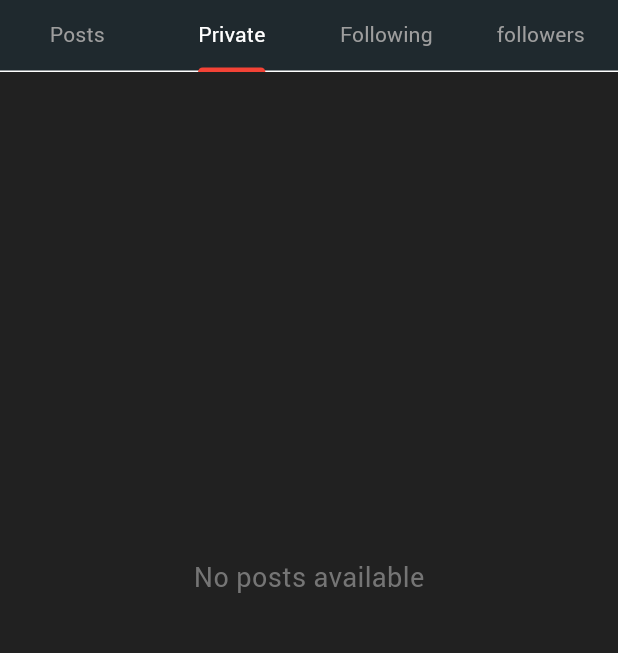
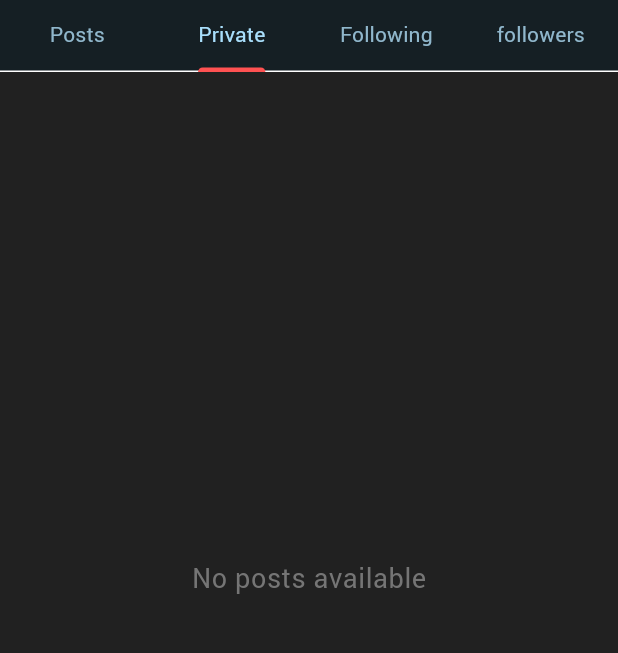
Before and after one commit to Newton-Mitro/tafaling, a Flutter app: the MyProfileScreen screen opened directly, tab 2 chosen, scrolled down 322 dp, on a phone screen of 412 x 824 dp, the part 84-737 px from its top. Run offline on Flutter 3.47's test engine with Material 3 defaults, Android fonts, the phone set to English and light mode, and no system bars; our stand-ins replace bloc, dio, equatable, flutter_bloc, flutter_chat_types, font_awesome_flutter and 5 more; missing offline and left inert: cached_network_image_plus, cached_video_player_plus, flag, flutter_link_previewer; accounts and stored records are empty; generated files the repository leaves out were written again; statements that could not run were skipped.

Commit message:
some ui adjustment

```diff
--- a/lib/configs/themes/app_theme.dart
+++ b/lib/configs/themes/app_theme.dart
@@ -20,7 +20,7 @@ class AppTheme {
         filledButtonTheme: FilledButtonThemeData(
             style: ButtonStyle(
           backgroundColor:
-              WidgetStatePropertyAll<Color?>(AppColorsDark().background),
+              WidgetStatePropertyAll<Color?>(AppColorsDark().secondary),
         )),
         popupMenuTheme: PopupMenuThemeData(
           color: AppColorsDark().surface,
@@ -43,10 +43,16 @@ class AppTheme {
             color: AppColorsDark().onPrimary,
           ),
         ),
+        tabBarTheme: TabBarThemeData(
+          indicatorColor: AppColorsDark().error,
+          dividerColor: AppColorsDark().primaryVariant,
+          labelColor: AppColorsDark().selected,
+          unselectedLabelColor: AppColorsDark().unSelected,
+        ),
         bottomNavigationBarTheme: BottomNavigationBarThemeData(
           backgroundColor: AppColorsDark().primary,
-          unselectedItemColor: AppColorsDark().onPrimary,
-          selectedItemColor: AppColorsDark().secondary,
+          unselectedItemColor: AppColorsDark().unSelected,
+          selectedItemColor: AppColorsDark().selected,
         ),
         pageTransitionsTheme: _pageTransitionsTheme,
         visualDensity: VisualDensity.adaptivePlatformDensity,
@@ -91,17 +97,69 @@ class AppTheme {
       );
 
   final TextTheme _textTheme = TextTheme(
+    bodyLarge: TextStyle(
+      fontSize: 18,
+      fontWeight: FontWeight.w500,
+      letterSpacing: 0.6,
+      height: 1.5,
+      color: AppColorsDark().onPrimary,
+    ),
+    bodyMedium: TextStyle(
+      fontSize: 16,
+      fontWeight: FontWeight.w500,
+      letterSpacing: 0.4,
+      height: 1.4,
+      color: AppColorsDark().onPrimary,
+    ),
+    bodySmall: TextStyle(
+      fontSize: 14,
+      fontWeight: FontWeight.w400,
+      letterSpacing: 0.3,
+      height: 1.3,
+      color: AppColorsDark().onPrimary,
+    ),
+    labelLarge: TextStyle(
+      fontSize: 18,
+      fontWeight: FontWeight.w600,
+      letterSpacing: 0.5,
+      height: 1.4,
+      color: AppColorsDark().onPrimary,
+    ),
+    labelMedium: TextStyle(
+      fontSize: 14,
+      fontWeight: FontWeight.w500,
+      letterSpacing: 0.4,
+      height: 1.3,
+      color: AppColorsDark().onPrimary,
+    ),
+    labelSmall: TextStyle(
+      fontSize: 12,
+      fontWeight: FontWeight.w500,
+      letterSpacing: 0.3,
+      height: 1.2,
+      color: AppColorsDark().onPrimary,
+    ),
     headlineLarge: TextStyle(
-        fontSize: 96, fontWeight: FontWeight.w300, letterSpacing: -1.5),
-    headlineMedium: TextStyle(fontSize: 48, fontWeight: FontWeight.w400),
+      fontSize: 24,
+      fontWeight: FontWeight.bold,
+      letterSpacing: 0.8,
+      height: 1.6,
+      color: AppColorsDark().onPrimary,
+    ),
+    headlineMedium: TextStyle(
+      fontSize: 22,
+      fontWeight: FontWeight.w700,
+      letterSpacing: 0.7,
+      height: 1.5,
+      color: AppColorsDark().onPrimary,
+    ),
     headlineSmall: TextStyle(
-        fontSize: 20, fontWeight: FontWeight.w500, letterSpacing: 0.15),
-    bodyLarge: TextStyle(
-        fontSize: 16, fontWeight: FontWeight.w400, letterSpacing: 0.5),
-    bodyMedium: TextStyle(
-        fontSize: 14, fontWeight: FontWeight.w400, letterSpacing: 0.25),
-    bodySmall: TextStyle(
-        fontSize: 12, fontWeight: FontWeight.w400, letterSpacing: 0.25),
+      fontSize: 20,
+      fontWeight: FontWeight.w600,
+      letterSpacing: 0.6,
+      height: 1.4,
+      color: AppColorsDark().onPrimary,
+    ),
   );
 
   final PageTransitionsTheme _pageTransitionsTheme = PageTransitionsTheme(
--- a/lib/configs/values/colors/app_colors.dart
+++ b/lib/configs/values/colors/app_colors.dart
@@ -13,5 +13,8 @@ abstract class AppColors {
   Color get onBackground;
   Color get onSurface;
   Color get onError;
+  Color get selected;
+  Color get unSelected;
+  Color get disabled;
   MaterialColor get gray;
 }
--- a/lib/configs/values/colors/dark_colors.dart
+++ b/lib/configs/values/colors/dark_colors.dart
@@ -3,13 +3,13 @@ import 'package:tafaling/configs/values/colors/app_colors.dart';
 
 class AppColorsDark extends AppColors {
   @override
-  Color get primary => const Color.fromARGB(255, 31, 41, 46);
+  Color get primary => const Color(0xFF1F292E);
 
   @override
-  Color get primaryVariant => const Color.fromARGB(255, 14, 18, 20);
+  Color get primaryVariant => const Color(0xFF0E1214);
 
   @override
-  Color get secondary => const Color.fromARGB(255, 169, 223, 252);
+  Color get secondary => const Color.fromARGB(255, 21, 31, 36);
 
   @override
   Color get secondaryVariant => Colors.tealAccent;
@@ -39,6 +39,15 @@ class AppColorsDark extends AppColors {
   Color get onError => Colors.black;
 
   @override
+  Color get disabled => const Color.fromARGB(255, 145, 153, 158);
+
+  @override
+  Color get selected => const Color.fromARGB(255, 169, 223, 252);
+
+  @override
+  Color get unSelected => const Color.fromARGB(255, 144, 183, 204);
+
+  @override
   MaterialColor get gray => MaterialColor(50, {
         50: Color(0xFFEDEDED),
         100: Color(0xFFD6D6D6),
--- a/lib/configs/values/colors/light_colors.dart
+++ b/lib/configs/values/colors/light_colors.dart
@@ -39,6 +39,15 @@ class AppColorsLight extends AppColors {
   Color get onError => Colors.white;
 
   @override
+  Color get disabled => throw UnimplementedError();
+
+  @override
+  Color get selected => throw UnimplementedError();
+
+  @override
+  Color get unSelected => throw UnimplementedError();
+
+  @override
   MaterialColor get gray => MaterialColor(50, {
         50: Color(0xFFFAFAFA),
         100: Color(0xFFF5F5F5),
--- a/lib/features/post/presentation/views/posts_screen.dart
+++ b/lib/features/post/presentation/views/posts_screen.dart
@@ -30,9 +30,6 @@ class _PostsScreenState extends State<PostsScreen> {
   @override
   Widget build(BuildContext context) {
     return Scaffold(
-      appBar: AppBar(
-        title: Text("Home"),
-      ),
       body: ValueListenableBuilder(
         valueListenable: selectedPostNotifier,
         builder: (context, selectedPost, child) {
--- a/lib/features/post/presentation/widgets/top_navigation.dart
+++ b/lib/features/post/presentation/widgets/top_navigation.dart
@@ -8,7 +8,7 @@ class TopNavigation extends StatelessWidget {
   Widget build(BuildContext context) {
     return Positioned(
       left: 0,
-      top: 35,
+      top: 10,
       right: 0,
       child: Row(
         mainAxisAlignment: MainAxisAlignment.center,
--- a/lib/features/post/presentation/widgets/video_post_viewer.dart
+++ b/lib/features/post/presentation/widgets/video_post_viewer.dart
@@ -80,7 +80,6 @@ class _MyVideoPlayerState extends State<VideoPostViewer> {
   @override
   Widget build(BuildContext context) {
     return Scaffold(
-      backgroundColor: const Color.fromARGB(255, 2, 37, 39),
       body: GestureDetector(
         onTap: _toggleSeekBarVisibility,
         child: Stack(
--- a/lib/features/user/presentation/views/my_profile_screen.dart
+++ b/lib/features/user/presentation/views/my_profile_screen.dart
@@ -89,10 +89,7 @@ class MyProfileScreen extends StatelessWidget {
                             const SizedBox(height: 5),
                             Text(
                               userName,
-                              style: const TextStyle(
-                                fontSize: 20,
-                                fontWeight: FontWeight.bold,
-                              ),
+                              style: context.theme.textTheme.labelLarge,
                             ),
                             Row(
                               mainAxisSize: MainAxisSize.min,
@@ -115,14 +112,20 @@ class MyProfileScreen extends StatelessWidget {
                               mainAxisSize: MainAxisSize.min,
                               children: [
                                 FilledButton(
-                                  child: Text("Edit Profile"),
+                                  child: Text(
+                                    "Edit Profile",
+                                    style: context.theme.textTheme.labelMedium,
+                                  ),
                                   onPressed: () {
                                     // Edit Profile Action
                                   },
                                 ),
                                 const SizedBox(width: 10),
                                 FilledButton(
-                                  child: Text("Share Profile"),
+                                  child: Text(
+                                    "Share Profile",
+                                    style: context.theme.textTheme.labelMedium,
+                                  ),
                                   onPressed: () {
                                     // Share Profile Action
                                   },
@@ -130,17 +133,14 @@ class MyProfileScreen extends StatelessWidget {
                               ],
                             ),
                             const SizedBox(height: 10),
-                            const Padding(
+                            Padding(
                               padding: EdgeInsets.symmetric(horizontal: 20),
                               child: Column(
                                 crossAxisAlignment: CrossAxisAlignment.start,
                                 children: [
                                   Text(
                                     'This is a short bio about the user. It can include interests, hobbies, or anything the user wants to share.',
-                                    style: TextStyle(
-                                      color: Colors.white,
-                                      fontSize: 16,
-                                    ),
+                                    style: context.theme.textTheme.labelMedium,
                                   ),
                                 ],
                               ),
@@ -153,8 +153,7 @@ class MyProfileScreen extends StatelessWidget {
                   ),
                   SliverPersistentHeader(
                     delegate: _SliverAppBarDelegate(
-                      const TabBar(
-                        indicatorColor: Colors.white,
+                      TabBar(
                         tabs: [
                           Tab(text: 'Posts'),
                           Tab(text: 'Private'),
@@ -196,33 +195,22 @@ class MyProfileScreen extends StatelessWidget {
 }
 
 class _SliverAppBarDelegate extends SliverPersistentHeaderDelegate {
-  final TabBar tabBar;
+  final TabBar _tabBar;
 
-  _SliverAppBarDelegate(TabBar tabBar)
-      : tabBar = const TabBar(
-          indicatorColor: Colors.red,
-          labelColor: Colors.white,
-          unselectedLabelColor: Colors.grey,
-          tabs: [
-            Tab(text: 'Posts'),
-            Tab(text: 'Private'),
-            Tab(text: 'Following'),
-            Tab(text: 'followers'),
-          ],
-        );
+  _SliverAppBarDelegate(TabBar tabBar) : _tabBar = tabBar;
 
   @override
-  double get minExtent => tabBar.preferredSize.height;
+  double get minExtent => _tabBar.preferredSize.height;
 
   @override
-  double get maxExtent => tabBar.preferredSize.height;
+  double get maxExtent => _tabBar.preferredSize.height;
 
   @override
   Widget build(
       BuildContext context, double shrinkOffset, bool overlapsContent) {
     return Material(
-      color: context.theme.colorScheme.primaryFixed,
-      child: tabBar,
+      color: context.theme.colorScheme.secondary,
+      child: _tabBar,
     );
   }
 
```
Also changed, not shown: lib/features/user/presentation/widgets/stat_column_widget.dart (+3 -4 lines), 3 other files.
